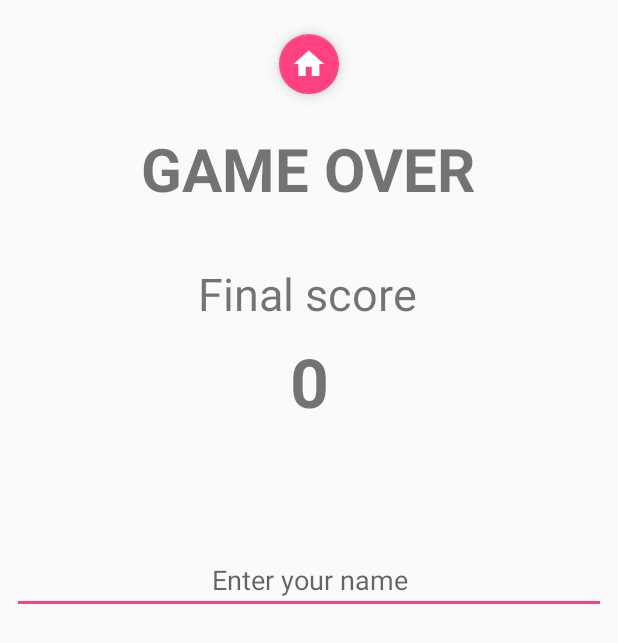
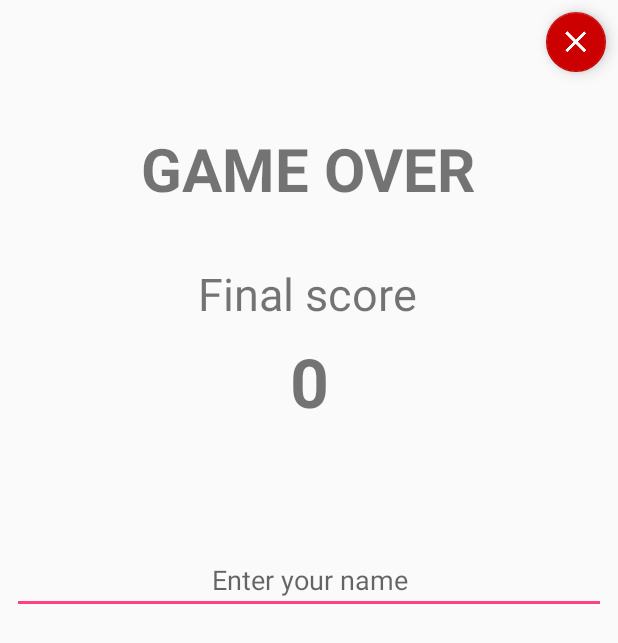
Before and after one commit to TheJordisc/ThinkItApp, an Android app: the ResultActivity screen opened directly, with no data from a screen before it, on a phone screen of 412 x 824 dp. Shown: the top 643 px of the screen. Run offline under Robolectric (Android 15) with nearby library versions, the phone set to English and light mode, and no system bars; Roboto replaces fonts that are not available here.

Commit message:
Fixed exit button in HelpActivity, LanguageActivity, ResultActivity, ScoreActivity

```diff
--- a/app/src/main/res/layout/activity_help.xml
+++ b/app/src/main/res/layout/activity_help.xml
@@ -11,12 +11,13 @@
         android:layout_margin="8dp"
         android:clickable="true"
         app:fabSize="mini"
-        android:layout_gravity="center"
+        android:layout_gravity="right"
+        app:backgroundTint="@android:color/holo_red_dark"
         app:layout_constraintBottom_toBottomOf="parent"
         app:layout_constraintEnd_toEndOf="parent"
         app:layout_constraintStart_toStartOf="parent"
         app:layout_constraintTop_toTopOf="parent"
-        app:srcCompat="@drawable/ic_home_white_36dp" />
+        app:srcCompat="@drawable/ic_close_white_24dp" />
 
 
     <GridLayout xmlns:android="http://schemas.android.com/apk/res/android"
--- a/app/src/main/res/layout/activity_result.xml
+++ b/app/src/main/res/layout/activity_result.xml
@@ -10,17 +10,15 @@
         android:id="@+id/fab_home"
         android:layout_width="wrap_content"
         android:layout_height="wrap_content"
-        android:layout_gravity="center"
-        android:layout_margin="8dp"
-        android:layout_marginBottom="8dp"
+        android:layout_gravity="right"
+        android:layout_marginEnd="8dp"
+        android:layout_marginTop="8dp"
         android:clickable="true"
+        app:backgroundTint="@android:color/holo_red_dark"
         app:fabSize="mini"
-        app:layout_constraintBottom_toTopOf="@+id/game_over"
         app:layout_constraintEnd_toEndOf="parent"
-        app:layout_constraintStart_toStartOf="parent"
         app:layout_constraintTop_toTopOf="parent"
-        app:srcCompat="@drawable/ic_home_white_36dp"
-        android:focusable="true" />
+        app:srcCompat="@drawable/ic_close_white_24dp" />
 
     <TextView
         android:id="@+id/game_over"
```
Also changed, not shown: app/src/main/res/layout/activity_language.xml (+5 -2 lines), app/src/main/res/layout/activity_score.xml (+5 -4 lines).
